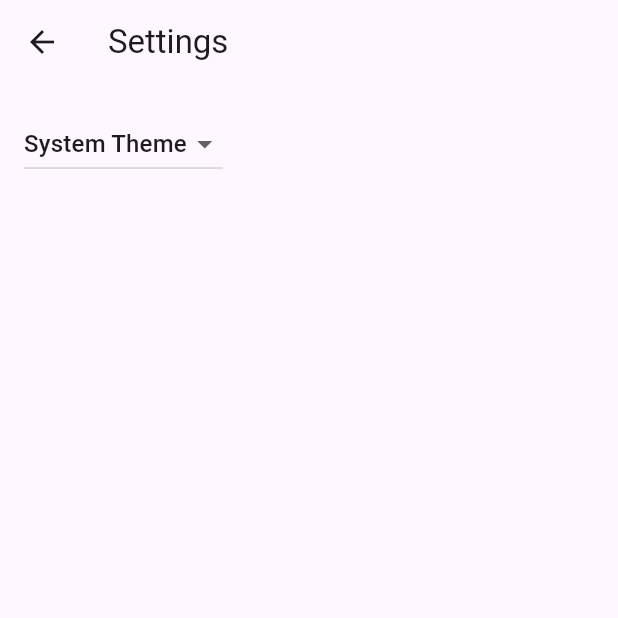
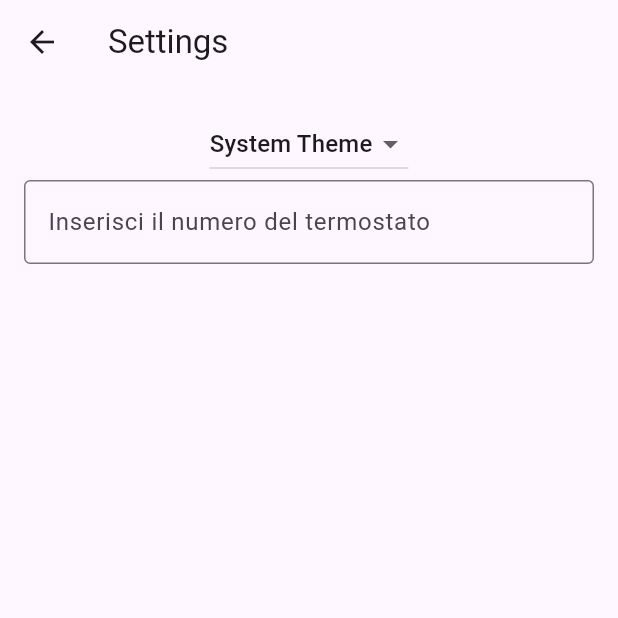
Before and after one commit to feroda/scalda-cabe, a Flutter app: the screen it shows after launch, after a tap on the "settings" icon, on a phone screen of 412 x 824 dp, the top half of it. Run offline on Flutter 3.47's test engine with Material 3 defaults, Android fonts, the phone set to English and light mode, and no system bars; our stand-ins replace shared_preferences; missing offline and left inert: flutter_sms, telephony; generated files the repository leaves out were written again.

Commit message:
Settings for phonenumber, listening to incoming messages

```diff
--- a/lib/main.dart
+++ b/lib/main.dart
@@ -9,6 +9,7 @@ void main() async {
   // Flutter Widgets.
   final settingsController = SettingsController(SettingsService());
 
+  WidgetsFlutterBinding.ensureInitialized();
   // Load the user's preferred theme while the splash screen is displayed.
   // This prevents a sudden theme change when the app is first displayed.
   await settingsController.loadSettings();
--- a/lib/src/app.dart
+++ b/lib/src/app.dart
@@ -73,7 +73,7 @@ class MyApp extends StatelessWidget {
                     return const SampleItemDetailsView();
                   case SampleItemListView.routeName:
                   default:
-                    return const SampleItemListView();
+                    return SampleItemListView(controller: settingsController);
                 }
               },
             );
--- a/lib/src/sample_feature/sample_item_list_view.dart
+++ b/lib/src/sample_feature/sample_item_list_view.dart
@@ -1,19 +1,25 @@
 import 'package:flutter/material.dart';
+import 'package:scalda_cabe/src/settings/settings_controller.dart';
 
 import '../settings/settings_view.dart';
 import 'sample_item.dart';
-import 'sample_item_details_view.dart';
 import 'package:flutter_sms/flutter_sms.dart';
+import 'package:telephony/telephony.dart';
 
-void sending_SMS(String msg) async {
-  String send_result = await sendSMS(message: msg, recipients: ["1234567"]);
-  print(send_result);
+void mySendSMS(String msg, String recipient) async {
+  String sendResult = await sendSMS(message: msg, recipients: [recipient]);
+  debugPrint(sendResult);
+}
+
+backgrounMessageHandler(SmsMessage message) async {
+  debugPrint(message.body.toString());
 }
 
 /// Displays a list of SampleItems.
-class SampleItemListView extends StatelessWidget {
+class SampleItemListView extends StatefulWidget {
   const SampleItemListView({
     super.key,
+    required this.controller,
     this.items = const [
       SampleItem("#STATO?", "Come sta la casa?"),
       SampleItem("#MAN=20.5", "Set temperatura a 20.5C"),
@@ -24,12 +30,35 @@ class SampleItemListView extends StatelessWidget {
   static const routeName = '/';
 
   final List<SampleItem> items;
+  final SettingsController controller;
+
+  @override
+  State<SampleItemListView> createState() => _SampleItemListViewState();
+}
+
+class _SampleItemListViewState extends State<SampleItemListView> {
+  String sms = "";
+  Telephony telephony = Telephony.instance;
+
+  @override
+  void initState() {
+    telephony.listenIncomingSms(
+        onNewMessage: (SmsMessage message) {
+          debugPrint(message.address); //+977981******67, sender nubmer
+          debugPrint(message.body); //sms text
+          setState(() {
+            sms = message.body.toString();
+          });
+        },
+        onBackgroundMessage: backgrounMessageHandler);
+    super.initState();
+  }
 
   @override
   Widget build(BuildContext context) {
     return Scaffold(
       appBar: AppBar(
-        title: const Text('Sample Items'),
+        title: const Text('Parla col termostato'),
         actions: [
           IconButton(
             icon: const Icon(Icons.settings),
@@ -49,23 +78,27 @@ class SampleItemListView extends StatelessWidget {
       // In contrast to the default ListView constructor, which requires
       // building all Widgets up front, the ListView.builder constructor lazily
       // builds Widgets as they’re scrolled into view.
-      body: ListView.builder(
+      body: Column(
+        children: [
+          Expanded(
+            child: ListView.builder(
               // Providing a restorationId allows the ListView to restore the
               // scroll position when a user leaves and returns to the app after it
               // has been killed while running in the background.
-        restorationId: 'sampleItemListView',
-        itemCount: items.length,
+              restorationId: 'opsListView',
+              itemCount: widget.items.length,
               itemBuilder: (BuildContext context, int index) {
-          final item = items[index];
+                final item = widget.items[index];
 
                 return ListTile(
                     title: Text(item.description),
                     leading: const CircleAvatar(
                       // Display the Flutter Logo image asset.
-                foregroundImage: AssetImage('assets/images/flutter_logo.png'),
+                      foregroundImage:
+                          AssetImage('assets/images/flutter_logo.png'),
                     ),
                     onTap: () {
-                sending_SMS(item.command);
+                      mySendSMS(item.command, widget.controller.recipient);
                       // Navigate to the details page. If the user leaves and returns to
                       // the app after it has been killed while running in the
                       // background, the navigation stack is restored.
@@ -76,6 +109,26 @@ class SampleItemListView extends StatelessWidget {
                     });
               },
             ),
+          ),
+          Container(
+              height: 400,
+              padding: const EdgeInsets.only(top: 20, left: 20, right: 20),
+              alignment: Alignment.topLeft,
+              child: Column(
+                  crossAxisAlignment: CrossAxisAlignment.start,
+                  children: [
+                    const Text(
+                      "Il termostato dice...",
+                      style: TextStyle(fontSize: 20),
+                    ),
+                    const Divider(),
+                    Text(
+                      sms,
+                      style: const TextStyle(fontSize: 30),
+                    )
+                  ])),
+        ],
+      ),
     );
   }
 }
--- a/lib/src/settings/settings_controller.dart
+++ b/lib/src/settings/settings_controller.dart
@@ -16,15 +16,18 @@ class SettingsController with ChangeNotifier {
   // Make ThemeMode a private variable so it is not updated directly without
   // also persisting the changes with the SettingsService.
   late ThemeMode _themeMode;
+  late String _recipient;
 
   // Allow Widgets to read the user's preferred ThemeMode.
   ThemeMode get themeMode => _themeMode;
+  String get recipient => _recipient;
 
   /// Load the user's settings from the SettingsService. It may load from a
   /// local database or the internet. The controller only knows it can load the
   /// settings from the service.
   Future<void> loadSettings() async {
     _themeMode = await _settingsService.themeMode();
+    _recipient = await _settingsService.getRecipient();
 
     // Important! Inform listeners a change has occurred.
     notifyListeners();
@@ -47,4 +50,21 @@ class SettingsController with ChangeNotifier {
     // SettingService.
     await _settingsService.updateThemeMode(newThemeMode);
   }
+
+  Future<void> updateRecipient(String? newRecipient) async {
+    if (newRecipient == null) return;
+
+    // Do not perform any work if new and old ThemeMode are identical
+    if (newRecipient == _recipient) return;
+
+    // Otherwise, store the new ThemeMode in memory
+    _recipient = newRecipient;
+
+    // Important! Inform listeners a change has occurred.
+    notifyListeners();
+
+    // Persist the changes to a local database or the internet using the
+    // SettingService.
+    await _settingsService.updateRecipient(newRecipient);
+  }
 }
--- a/lib/src/settings/settings_service.dart
+++ b/lib/src/settings/settings_service.dart
@@ -1,4 +1,5 @@
 import 'package:flutter/material.dart';
+import 'package:shared_preferences/shared_preferences.dart';
 
 /// A service that stores and retrieves user settings.
 ///
@@ -13,5 +14,20 @@ class SettingsService {
   Future<void> updateThemeMode(ThemeMode theme) async {
     // Use the shared_preferences package to persist settings locally or the
     // http package to persist settings over the network.
+    final SharedPreferences prefs = await SharedPreferences.getInstance();
+    prefs.setString('theme', theme as String);
+  }
+
+  Future<String> getRecipient() async {
+    final SharedPreferences prefs = await SharedPreferences.getInstance();
+    return Future.value(prefs.getString('recipient') ?? "");
+  }
+
+  /// Persists the user's preferred ThemeMode to local or remote storage.
+  Future<void> updateRecipient(String recipient) async {
+    // Use the shared_preferences package to persist settings locally or the
+    // http package to persist settings over the network.
+    final SharedPreferences prefs = await SharedPreferences.getInstance();
+    prefs.setString('recipient', recipient);
   }
 }
--- a/lib/src/settings/settings_view.dart
+++ b/lib/src/settings/settings_view.dart
@@ -25,7 +25,9 @@ class SettingsView extends StatelessWidget {
         //
         // When a user selects a theme from the dropdown list, the
         // SettingsController is updated, which rebuilds the MaterialApp.
-        child: DropdownButton<ThemeMode>(
+        child: Column(
+          children: [
+            DropdownButton<ThemeMode>(
               // Read the selected themeMode from the controller
               value: controller.themeMode,
               // Call the updateThemeMode method any time the user selects a theme.
@@ -45,6 +47,15 @@ class SettingsView extends StatelessWidget {
                 )
               ],
             ),
+            TextField(
+              decoration: const InputDecoration(
+                border: OutlineInputBorder(),
+                hintText: 'Inserisci il numero del termostato',
+              ),
+              onChanged: controller.updateRecipient,
+            ),
+          ],
+        ),
       ),
     );
   }
--- a/pubspec.yaml
+++ b/pubspec.yaml
@@ -18,6 +18,7 @@ dependencies:
     git:
         url: https://github.com/fluttercommunity/flutter_sms.git
         ref: master
+  shared_preferences: ^2.2.2
   telephony: ^0.2.0
 
 dev_dependencies:
```
Also changed, not shown: pubspec.lock, 2 other files. Lines whose indentation alone changed are shown as unchanged.
